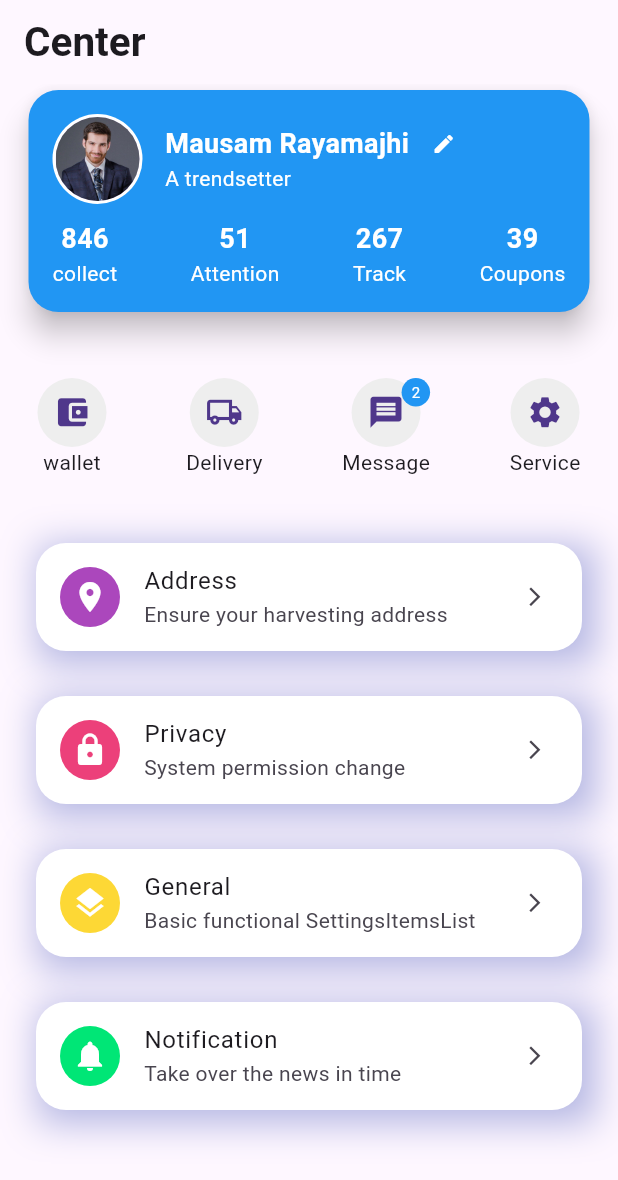
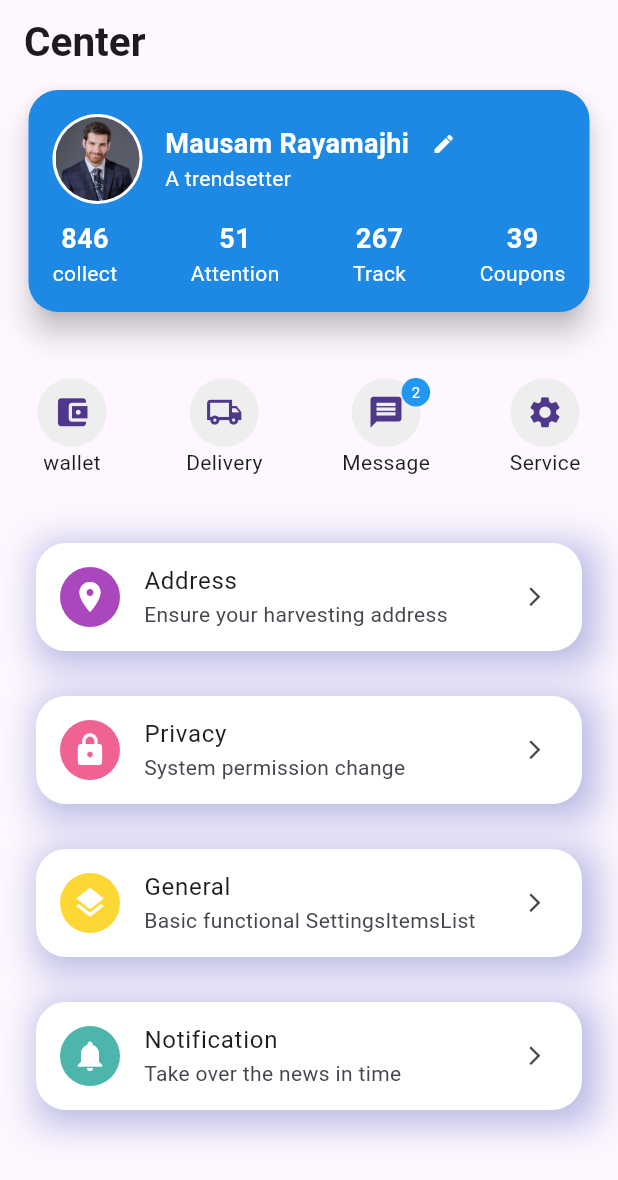
Before and after one commit to m7md-Y-3mra/Flutter_PPU_Course, a Flutter app: the screen it shows after launch, on a phone screen of 412 x 824 dp. Shown: the top 1180 px of the screen. Run offline on Flutter 3.47's test engine with Material 3 defaults, Android fonts, the phone set to English and light mode, and no system bars.

Commit message:
Adjusted colors across the app

```diff
--- a/lib/profileCard.dart
+++ b/lib/profileCard.dart
@@ -5,7 +5,7 @@ class ProfileCard extends StatelessWidget {
   Widget build(BuildContext context) {
     return Card(
       elevation: 8,
-      color: Colors.blue,
+      color: Colors.blue[600],
       shape: RoundedRectangleBorder(borderRadius: BorderRadius.circular(20)),
       child: Padding(
         padding: EdgeInsets.all(16),
--- a/lib/settingsItemList.dart
+++ b/lib/settingsItemList.dart
@@ -14,7 +14,7 @@ class SettingsItemsList extends StatelessWidget {
             height: 22,
           ),
           SettingsItem(Icons.lock, "Privacy", "System permission change",
-              Colors.pink[400]),
+              Colors.pink[300]),
           SizedBox(
             height: 22,
           ),
@@ -24,70 +24,12 @@ class SettingsItemsList extends StatelessWidget {
             height: 22,
           ),
           SettingsItem(Icons.notifications, "Notification",
-              "Take over the news in time", Colors.greenAccent[400]),
+              "Take over the news in time", Colors.teal[300]),
         ],
       ),
     );
   }
 
-  // Widget SettingsItem(IconData icon, String firstText, String secondText, bg) {
-  //   return Container(
-  //     padding: EdgeInsets.all(12),
-  //     decoration: BoxDecoration(
-  //         color: Colors.white,
-  //         boxShadow: [
-  //           BoxShadow(
-  //             color: Colors.grey.withOpacity(.5),
-  //             blurRadius: 20.0, // soften the shadow
-  //             spreadRadius: 0.0, //extend the shadow
-  //             offset: Offset(
-  //               5.0, // Move to right 10  horizontally
-  //               5.0, // Move to bottom 10 Vertically
-  //             ),
-  //           )
-  //         ],
-  //         borderRadius: BorderRadius.all(Radius.circular(20))),
-  //     child: Row(
-  //       mainAxisAlignment: MainAxisAlignment.spaceBetween,
-  //       children: [
-  //         Row(
-  //           children: [
-  //             Container(
-  //                 padding: EdgeInsets.all(10),
-  //                 decoration: BoxDecoration(
-  //                     color: bg,
-  //                     borderRadius: BorderRadius.all(Radius.circular(100))),
-  //                 child: Icon(
-  //                   icon,
-  //                   color: Colors.white,
-  //                 )),
-  //             SizedBox(
-  //               width: 10,
-  //             ),
-  //             Column(
-  //               crossAxisAlignment: CrossAxisAlignment.start,
-  //               children: [
-  //                 Text(
-  //                   firstText,
-  //                   style: TextStyle(fontSize: 18, fontWeight: FontWeight.bold),
-  //                 ),
-  //                 Text(
-  //                   secondText,
-  //                   style: TextStyle(
-  //                       color: Colors.black26, fontWeight: FontWeight.bold),
-  //                 )
-  //               ],
-  //             ),
-  //           ],
-  //         ),
-  //         Icon(
-  //           Icons.arrow_forward_ios,
-  //           size: 15,
-  //         )
-  //       ],
-  //     ),
-  //   );
-  // }
   Widget SettingsItem(IconData icon, String firstText, String secondText, bg) {
     return Container(
       decoration: BoxDecoration(
```
